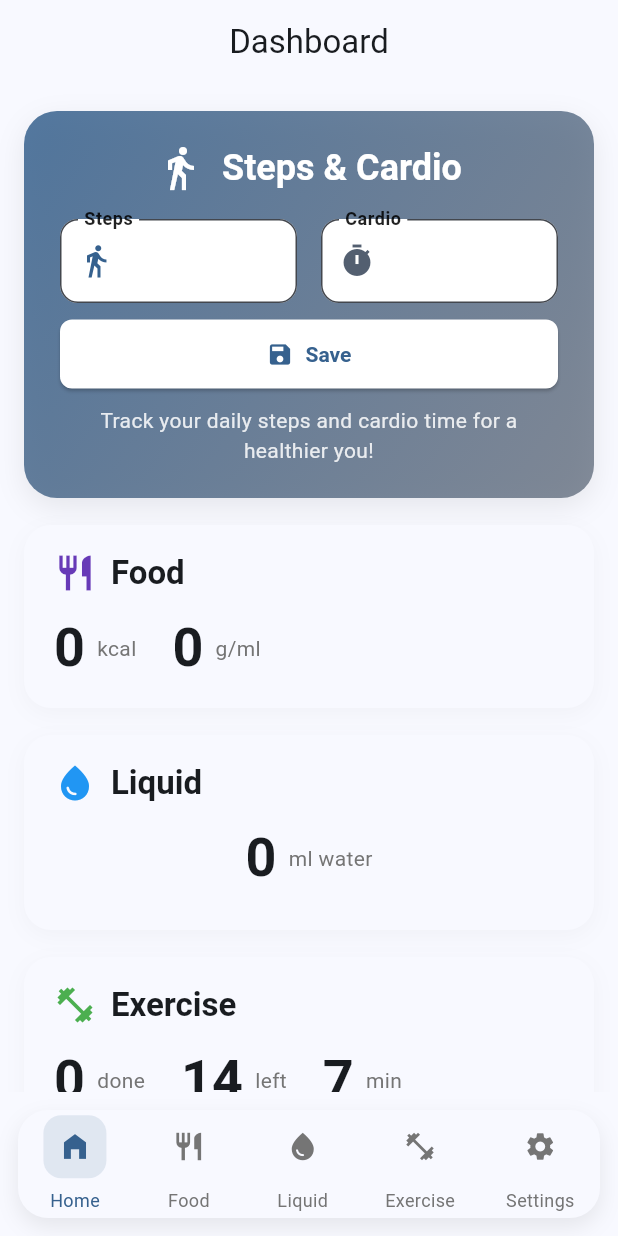
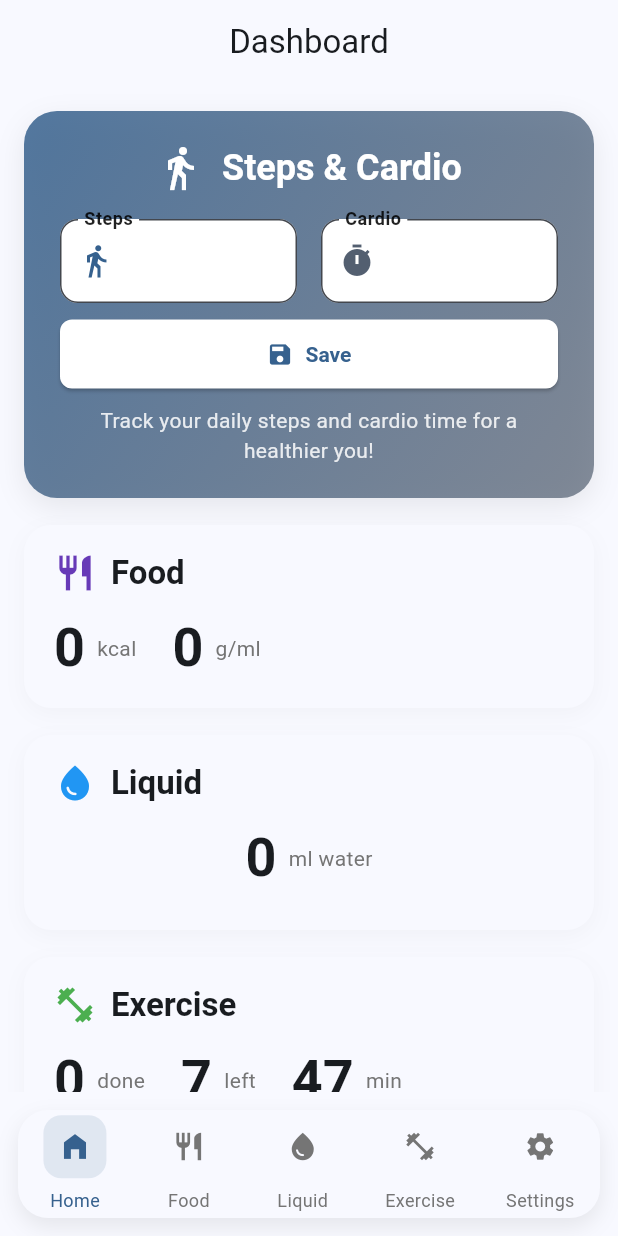
Before and after one commit to CODEMASTERSTACK/fitc, a Flutter app: the screen it shows after launch, on a phone screen of 412 x 824 dp. Run offline on Flutter 3.47's test engine with Material 3 defaults, Android fonts, the phone set to English and light mode, and no system bars; our stand-ins replace chewie, pdf, shared_preferences, video_player; network calls fail.

Commit message:
Fixing the bugs

```diff
--- a/lib/screens/home_screen.dart
+++ b/lib/screens/home_screen.dart
@@ -51,6 +51,12 @@ class _HomeScreenState extends State<HomeScreen> {
           listen: false,
         ).setSelectedDate(today);
       } catch (_) {}
+      try {
+        Provider.of<ExerciseProvider>(
+          context,
+          listen: false,
+        ).setSelectedDay(_weekdayFromDateTime(today));
+      } catch (_) {}
       await _maybeShowSelfCheckDialog();
 
       // Load steps & cardio for today
@@ -70,6 +76,20 @@ class _HomeScreenState extends State<HomeScreen> {
         });
       }
     });
+  }
+
+  String _weekdayFromDateTime(DateTime date) {
+    const weekdays = [
+      'Monday',
+      'Tuesday',
+      'Wednesday',
+      'Thursday',
+      'Friday',
+      'Saturday',
+      'Sunday',
+    ];
+    // DateTime.weekday: 1=Monday, ..., 7=Sunday
+    return weekdays[date.weekday - 1];
   }
 
   Future<void> _maybeShowSelfCheckDialog() async {
```
